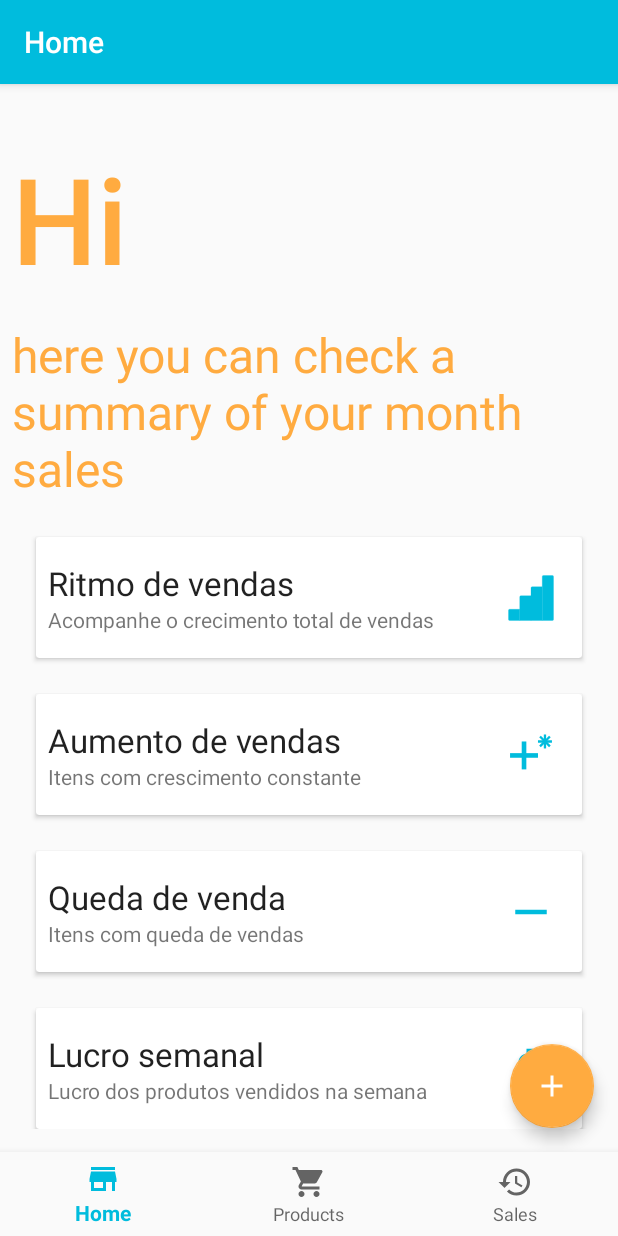
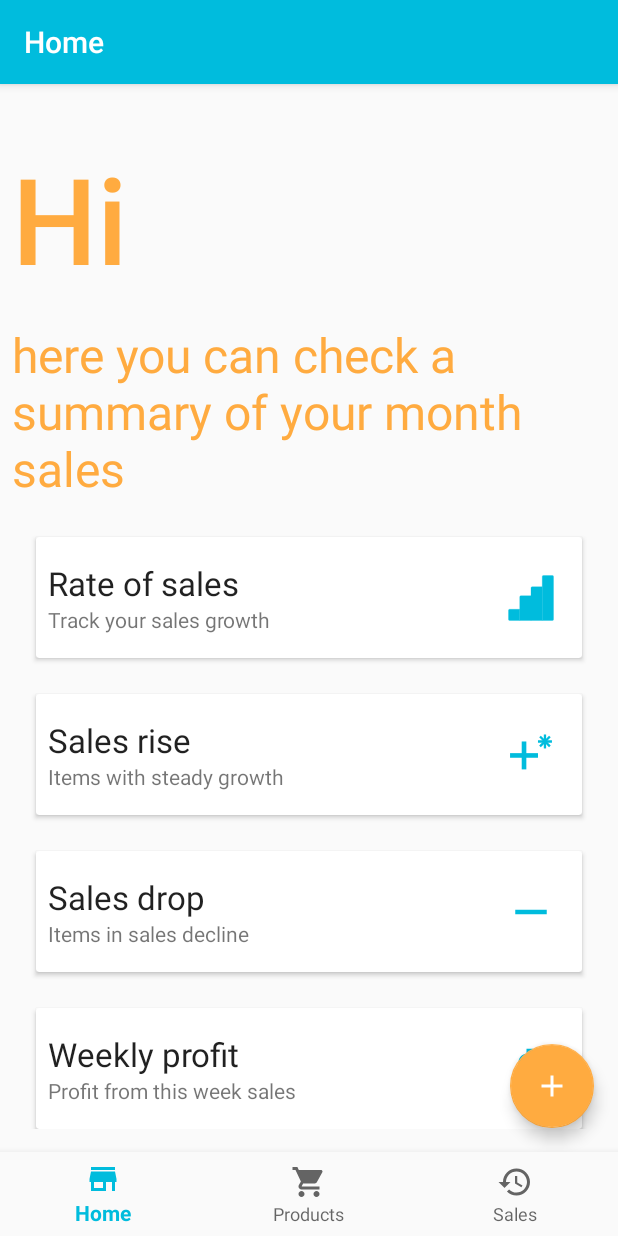
Before and after one commit to Renan-Deldotti/InventoryApp, an Android app: the screen it shows after launch (MainActivity), on a phone screen of 412 x 824 dp. Run offline under Robolectric (Android 15) with nearby library versions, the phone set to English and light mode, and no system bars; our stand-ins replace navigation-ui.

Commit message:
Titles updated

```diff
--- a/app/src/main/res/layout/fragment_home.xml
+++ b/app/src/main/res/layout/fragment_home.xml
@@ -63,7 +63,7 @@
                     android:layout_height="wrap_content"
                     android:ellipsize="end"
                     android:maxLines="1"
-                    android:text="Ritmo de vendas"
+                    android:text="@string/rate_of_sales"
                     android:textAppearance="@style/TextAppearance.AppCompat.Large"
                     app:layout_constraintEnd_toStartOf="@id/hold_id004"
                     app:layout_constraintStart_toStartOf="parent"
@@ -75,7 +75,7 @@
                     android:layout_height="wrap_content"
                     android:ellipsize="end"
                     android:maxLines="1"
-                    android:text="Acompanhe o crecimento total de vendas"
+                    android:text="@string/track_sales"
                     app:layout_constraintEnd_toStartOf="@id/hold_id004"
                     app:layout_constraintStart_toStartOf="parent"
                     app:layout_constraintTop_toBottomOf="@id/hold_id003" />
@@ -85,7 +85,7 @@
                     android:layout_width="36dp"
                     android:layout_height="36dp"
                     android:layout_marginEnd="8dp"
-                    android:contentDescription="Grafico"
+                    android:contentDescription="@string/grafico"
                     android:src="@drawable/ic_grafico"
                     android:tint="@color/colorPrimary"
                     app:layout_constraintBottom_toBottomOf="@id/hold_text_007"
@@ -96,7 +96,6 @@
                     android:id="@+id/home_buttonShow"
                     android:layout_width="wrap_content"
                     android:layout_height="wrap_content"
-                    android:text="teste"
                     android:layout_margin="8dp"
                     app:layout_constraintTop_toBottomOf="@id/hold_text_007"
                     app:layout_constraintStart_toStartOf="parent"
@@ -129,7 +128,7 @@
                     android:layout_height="wrap_content"
                     android:ellipsize="end"
                     android:maxLines="1"
-                    android:text="Aumento de vendas"
+                    android:text="@string/sales_rise"
                     android:textAppearance="@style/TextAppearance.AppCompat.Large"
                     app:layout_constraintEnd_toStartOf="@id/hold_id006"
                     app:layout_constraintStart_toStartOf="parent"
@@ -140,7 +139,7 @@
                     android:layout_height="wrap_content"
                     android:ellipsize="end"
                     android:maxLines="1"
-                    android:text="Itens com crescimento constante"
+                    android:text="@string/items_growth"
                     app:layout_constraintEnd_toStartOf="@id/hold_id006"
                     app:layout_constraintStart_toStartOf="parent"
                     app:layout_constraintTop_toBottomOf="@id/hold_id005" />
@@ -150,7 +149,7 @@
                     android:layout_width="36dp"
                     android:layout_height="36dp"
                     android:layout_marginEnd="8dp"
-                    android:contentDescription="Plus"
+                    android:contentDescription="@string/plus"
                     android:src="@drawable/ic_plus_plus"
                     android:tint="@color/colorPrimary"
                     app:layout_constraintBottom_toBottomOf="parent"
@@ -183,7 +182,7 @@
                     android:layout_height="wrap_content"
                     android:ellipsize="end"
                     android:maxLines="1"
-                    android:text="Queda de venda"
+                    android:text="@string/sales_drop"
                     android:textAppearance="@style/TextAppearance.AppCompat.Large"
                     app:layout_constraintEnd_toStartOf="@id/hold_id008"
                     app:layout_constraintStart_toStartOf="parent"
@@ -194,7 +193,7 @@
                     android:layout_height="wrap_content"
                     android:ellipsize="end"
                     android:maxLines="1"
-                    android:text="Itens com queda de vendas"
+                    android:text="@string/items_decline"
                     app:layout_constraintEnd_toStartOf="@id/hold_id008"
                     app:layout_constraintStart_toStartOf="parent"
                     app:layout_constraintTop_toBottomOf="@id/hold_id007" />
@@ -204,7 +203,7 @@
                     android:layout_width="36dp"
                     android:layout_height="36dp"
                     android:layout_marginEnd="8dp"
-                    android:contentDescription="Minus"
+                    android:contentDescription="@string/minus"
                     android:src="@drawable/ic_remove"
                     android:tint="@color/colorPrimary"
                     app:layout_constraintBottom_toBottomOf="parent"
@@ -237,7 +236,7 @@
                     android:layout_height="wrap_content"
                     android:ellipsize="end"
                     android:maxLines="1"
-                    android:text="Lucro semanal"
+                    android:text="@string/weekly_profit"
                     android:textAppearance="@style/TextAppearance.AppCompat.Large"
                     app:layout_constraintEnd_toStartOf="@id/hold_id010"
                     app:layout_constraintStart_toStartOf="parent"
@@ -248,7 +247,7 @@
                     android:layout_height="wrap_content"
                     android:ellipsize="end"
                     android:maxLines="1"
-                    android:text="Lucro dos produtos vendidos na semana"
+                    android:text="@string/profit_sales"
                     app:layout_constraintEnd_toStartOf="@id/hold_id010"
                     app:layout_constraintStart_toStartOf="parent"
                     app:layout_constraintTop_toBottomOf="@id/hold_id009" />
@@ -258,7 +257,7 @@
                     android:layout_width="36dp"
                     android:layout_height="36dp"
                     android:layout_marginEnd="8dp"
-                    android:contentDescription="money"
+                    android:contentDescription="@string/money"
                     android:src="@drawable/ic_money"
                     android:tint="@color/colorPrimary"
                     app:layout_constraintBottom_toBottomOf="parent"
--- a/app/src/main/res/values/strings.xml
+++ b/app/src/main/res/values/strings.xml
@@ -37,4 +37,16 @@
     <string name="add_product">Add product</string>
     <string name="average_price">Average price:</string>
     <string name="last_sold">Last sold:</string>
+    <string name="grafico">Grafico</string>
+    <string name="track_sales">Track your sales growth</string>
+    <string name="rate_of_sales">Rate of sales</string>
+    <string name="sales_rise">Sales rise</string>
+    <string name="items_growth">Items with steady growth</string>
+    <string name="plus">Plus</string>
+    <string name="sales_drop">Sales drop</string>
+    <string name="minus">Minus</string>
+    <string name="items_decline">Items in sales decline</string>
+    <string name="weekly_profit">Weekly profit</string>
+    <string name="profit_sales">Profit from this week sales</string>
+    <string name="money">money</string>
 </resources>
```
Also changed, not shown: 1 other file.
